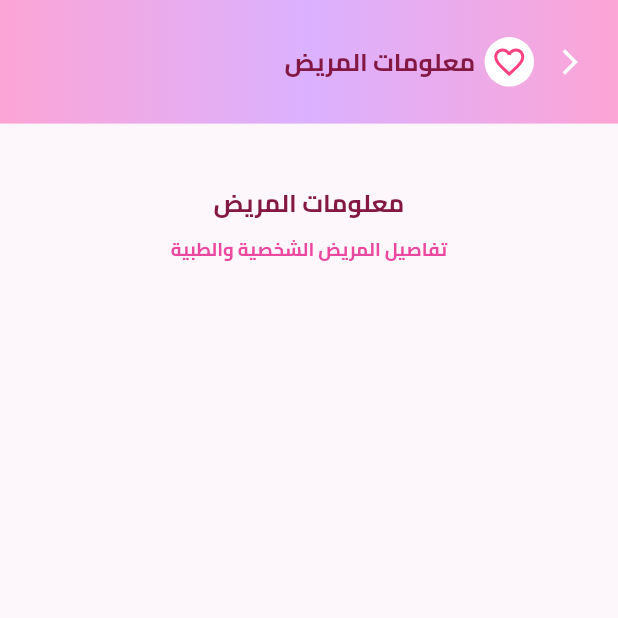
After one commit to Ebaheya/bahya_website, a Flutter app: the PatientInfo screen opened by its route, on a phone screen of 412 x 824 dp, the top half of it. The commit adds this screen. Run offline on Flutter 3.47's test engine with Material 3 defaults, Android fonts, the phone set to English and light mode, and no system bars; our stand-ins replace fl_chart, percent_indicator.

Commit message:
update customBar and update navigation

```diff
--- a/lib/helper/base.dart
+++ b/lib/helper/base.dart
@@ -1,5 +1,3 @@
-import 'dart:developer';
-
 import 'package:bahya_website/helper/custom_form_textfield.dart';
 import 'package:bahya_website/helper/custom_glow_buttom.dart';
 import 'package:bahya_website/helper/strings.dart';
@@ -91,9 +89,16 @@ Widget heartSign({
   );
 }
 
-PreferredSizeWidget? homePageAppBar({required BuildContext context}) {
+PreferredSizeWidget? customAppBar({
+  required BuildContext context,
+  bool isHomebar = true,
+  required String title,
+}) {
+  final h = getScreenHeight(context);
+  final w = getScreenWidth(context);
+
   return PreferredSize(
-    preferredSize: Size.fromHeight(getScreenHeight(context) * 0.1),
+    preferredSize: Size.fromHeight(h * 0.1),
     child: Container(
       decoration: const BoxDecoration(
         gradient: LinearGradient(
@@ -108,42 +113,57 @@ PreferredSizeWidget? homePageAppBar({required BuildContext context}) {
           child: Row(
             mainAxisAlignment: MainAxisAlignment.spaceBetween,
             children: [
-              Row(
+              isHomebar
+                  ? Row(
                       children: [
                         CircleAvatar(
-                    radius: getScreenHeight(context) * 0.023,
+                          radius: h * 0.023,
                           backgroundColor: Colors.white,
-                    child: Icon(Icons.person, color: Colors.pinkAccent),
+                          child: const Icon(
+                            Icons.person,
+                            color: Colors.pinkAccent,
                           ),
-                  SizedBox(width: getScreenWidth(context) * 0.02),
+                        ),
+                        SizedBox(width: w * 0.02),
                         CustomGlowButton(
                           title: 'تسجيل الخروج',
                           onPressed: () {
                             Navigator.pop(context);
                           },
-                    textSize: getScreenHeight(context) * 0.015,
+                          textSize: h * 0.015,
                           glowColor: Colors.white,
-                    width: getScreenWidth(context) * 0.25,
+                          width: w * 0.25,
                           backgroundColor: Colors.white,
-                    textColor: Color(0xFF831843),
+                          textColor: const Color(0xFF831843),
                         ),
                       ],
-              ),
+                    )
+                  : SizedBox.shrink(),
               Row(
                 children: [
                   arabicText(
-                    text: ' فريق الدعم النفسي',
-                    size: getScreenHeight(context) * 0.02,
+                    text: title,
+                    size: h * 0.02,
                     bold: true,
-                    color: Color(0xFF831843),
+                    color: const Color(0xFF831843),
                   ),
-                  SizedBox(width: getScreenWidth(context) * 0.015),
+                  SizedBox(width: w * 0.015),
                   CircleAvatar(
-                    radius: getScreenHeight(context) * 0.02,
+                    radius: h * 0.02,
                     backgroundColor: Colors.white,
-                    child: Icon(
+                    child: const Icon(
                       Icons.favorite_border,
                       color: Colors.pinkAccent,
+                    ),
+                  ),
+                  isHomebar
+                      ? SizedBox.shrink()
+                      : IconButton(
+                          onPressed: () => Navigator.pop(context),
+                          icon: const Icon(
+                            Icons.arrow_forward_ios,
+                            color: Colors.white,
+                            size: 20,
                           ),
                         ),
                 ],
--- a/lib/helper/strings.dart
+++ b/lib/helper/strings.dart
@@ -60,7 +60,9 @@ List<FeatureItem> homeFeatures(BuildContext context) => [
     title: 'بيانات المرضى',
     subtitle: 'عرض وإدارة بيانات',
     icon: Icons.people_alt,
-    onTap: () {},
+    onTap: () {
+      Navigator.pushNamed(context, '/patient_info');
+    },
   ),
   FeatureItem(
     title: 'نتائج تخزين الأسئلة',
--- a/lib/route.dart
+++ b/lib/route.dart
@@ -1,5 +1,6 @@
 import 'package:bahya_website/screens/home.dart';
 import 'package:bahya_website/screens/login.dart';
+import 'package:bahya_website/screens/patient_info.dart';
 import 'package:flutter/material.dart';
 
 class AppRoute {
@@ -9,6 +10,8 @@ class AppRoute {
         return MaterialPageRoute(builder: (_) => LoginPage());
       case '/home':
         return MaterialPageRoute(builder: (_) => HomePage());
+      case '/patient_info':
+        return MaterialPageRoute(builder: (_) => PatientInfo());
       default:
         return MaterialPageRoute(builder: (_) => HomePage());
     }
--- a/lib/screens/home.dart
+++ b/lib/screens/home.dart
@@ -16,7 +16,7 @@ class _HomePageState extends State<HomePage> {
   @override
   Widget build(BuildContext context) {
     return Scaffold(
-      appBar: homePageAppBar(context: context),
+      appBar: customAppBar(context: context , title: ' فريق الدعم النفسي'),
       backgroundColor: const Color(0xFFFDF7FB),
       body: SingleChildScrollView(
         child: Column(
@@ -135,7 +135,7 @@ class _HomePageState extends State<HomePage> {
 
             SizedBox(height: getScreenHeight(context) * 0.1),
 
-           sectionCard(
+            sectionCard(
               context: context,
               title: "الخدمات",
               trailingIcon: Icons.dashboard_customize,
--- /dev/null
+++ b/lib/screens/patient_info.dart
@@ -0,0 +1,50 @@
+import 'package:bahya_website/helper/base.dart';
+import 'package:bahya_website/helper/strings.dart';
+import 'package:flutter/material.dart';
+
+class PatientInfo extends StatefulWidget {
+  const PatientInfo({super.key});
+
+  @override
+  State<PatientInfo> createState() => _PatientInfoState();
+}
+
+class _PatientInfoState extends State<PatientInfo> {
+  @override
+  Widget build(BuildContext context) {
+    return Scaffold(
+      appBar: customAppBar(
+        context: context,
+        isHomebar: false,
+        title: 'معلومات المريض',
+      ),
+      backgroundColor: const Color(0xFFFDF7FB),
+      body: SingleChildScrollView(
+        child: Column(
+          children: [
+            SizedBox(height: getScreenHeight(context) * 0.05),
+            Column(
+              children: [
+                arabicText(
+                  text: "معلومات المريض",
+                  size: getScreenHeight(context) * 0.02,
+                  color: const Color(0xFF831843),
+                  bold: true,
+                ),
+                const SizedBox(height: 10),
+                arabicText(
+                  text: "تفاصيل المريض الشخصية والطبية",
+                  size: getScreenHeight(context) * 0.015,
+                  color: const Color(0xFFEB48A0),
+                  bold: true,
+                ),
+              ],
+            ),
+            SizedBox(height: getScreenHeight(context) * 0.1),
+            // محتوى معلومات المريض هنا
+          ],
+        ),
+      ),
+    );
+  }
+}
```
Lines whose indentation alone changed are shown as unchanged.
